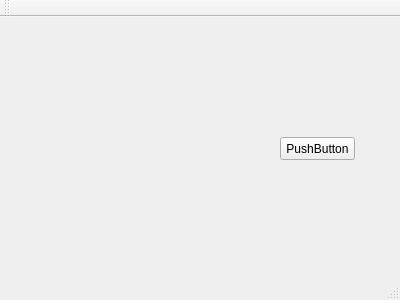
Before: the Qt Designer form sudoku/mainwindow.ui in mansrz/Sudoku, drawn with Qt 5.
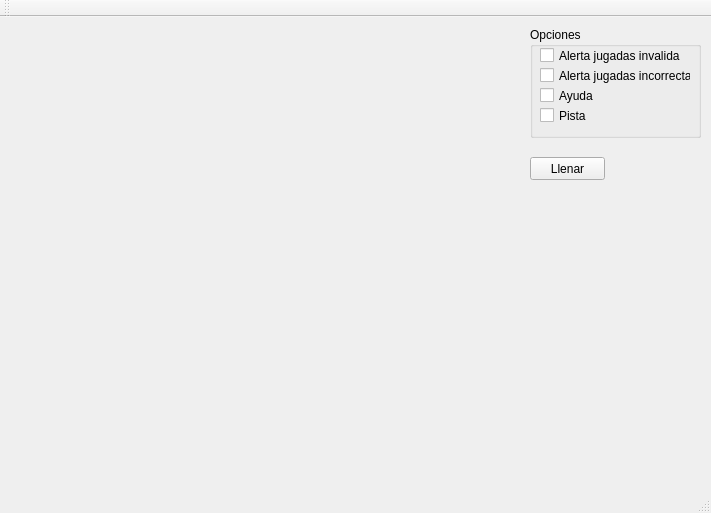
After: the same form once the commit is applied.

The edit to the form file:
```diff
--- a/sudoku/mainwindow.ui
+++ b/sudoku/mainwindow.ui
@@ -6,8 +6,8 @@
    <rect>
     <x>0</x>
     <y>0</y>
-    <width>400</width>
-    <height>300</height>
+    <width>711</width>
+    <height>513</height>
    </rect>
   </property>
   <property name="windowTitle">
@@ -19,23 +19,88 @@
      <rect>
       <x>20</x>
       <y>10</y>
-      <width>231</width>
-      <height>201</height>
+      <width>501</width>
+      <height>441</height>
      </rect>
     </property>
-    <layout class="QGridLayout" name="gridLayout"/>
+    <layout class="QGridLayout" name="gridTablero" rowminimumheight="0" columnminimumwidth="0"/>
    </widget>
-   <widget class="QPushButton" name="pushButton">
+   <widget class="QGroupBox" name="gbOpciones">
     <property name="geometry">
      <rect>
-      <x>280</x>
-      <y>120</y>
+      <x>530</x>
+      <y>10</y>
+      <width>171</width>
+      <height>111</height>
+     </rect>
+    </property>
+    <property name="title">
+     <string>Opciones</string>
+    </property>
+    <widget class="QCheckBox" name="chkAlerta1">
+     <property name="geometry">
+      <rect>
+       <x>10</x>
+       <y>20</y>
+       <width>141</width>
+       <height>17</height>
+      </rect>
+     </property>
+     <property name="text">
+      <string>Alerta jugadas invalidas</string>
+     </property>
+    </widget>
+    <widget class="QCheckBox" name="chkAlerta2">
+     <property name="geometry">
+      <rect>
+       <x>10</x>
+       <y>40</y>
+       <width>151</width>
+       <height>17</height>
+      </rect>
+     </property>
+     <property name="text">
+      <string>Alerta jugadas incorrectas</string>
+     </property>
+    </widget>
+    <widget class="QCheckBox" name="chkAyuda">
+     <property name="geometry">
+      <rect>
+       <x>10</x>
+       <y>60</y>
+       <width>151</width>
+       <height>17</height>
+      </rect>
+     </property>
+     <property name="text">
+      <string>Ayuda</string>
+     </property>
+    </widget>
+    <widget class="QCheckBox" name="chkPista">
+     <property name="geometry">
+      <rect>
+       <x>10</x>
+       <y>80</y>
+       <width>151</width>
+       <height>17</height>
+      </rect>
+     </property>
+     <property name="text">
+      <string>Pista</string>
+     </property>
+    </widget>
+   </widget>
+   <widget class="QPushButton" name="btnLlenar">
+    <property name="geometry">
+     <rect>
+      <x>530</x>
+      <y>140</y>
       <width>75</width>
       <height>23</height>
      </rect>
     </property>
     <property name="text">
-     <string>PushButton</string>
+     <string>Llenar</string>
     </property>
    </widget>
   </widget>
```
Left out of the diff: 2 changed lines with no effect on the pictures.
